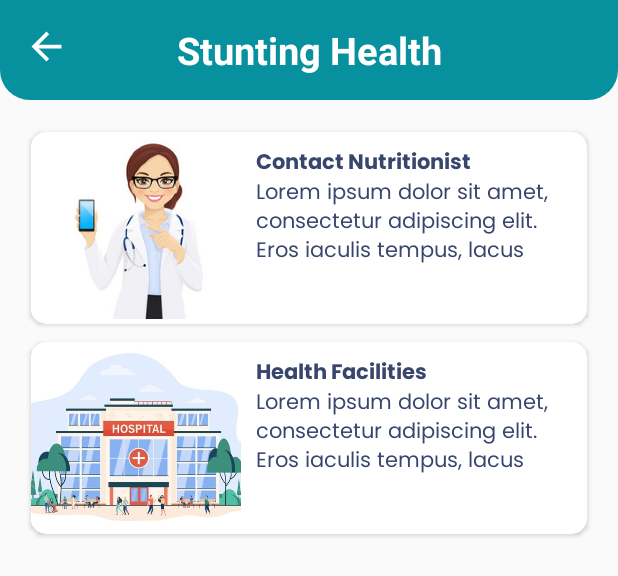
After one commit to fahrurozi/StuntingApp, an Android app: the layout activity_health_status_readmore.xml on its own in the app's theme, with its tools: preview values and no code run, on a phone screen of 412 x 824 dp. The commit adds this screen. Shown: the top 576 px of the screen. Run offline under Robolectric (Android 15) with nearby library versions, the phone set to English and light mode, and no system bars; network calls fail.

Commit message:
add readmore health status
- open fragment stunting mapas

```diff
--- a/app/src/main/AndroidManifest.xml
+++ b/app/src/main/AndroidManifest.xml
@@ -17,6 +17,9 @@
         android:supportsRtl="true"
         android:theme="@style/Theme.SplashScreen"
         android:usesCleartextTraffic="true">
+        <activity
+            android:name="com.stuntech.stunting.ui.health_status.HealthStatusReadMoreActivity"
+            android:exported="false" />
         <activity
             android:name="com.stuntech.stunting.ui.reminderv2.edit.ReminderV2EditActivity"
             android:exported="false" />
--- a/app/src/main/java/com/stuntech/stunting/ui/child/ChildFragment.java
+++ b/app/src/main/java/com/stuntech/stunting/ui/child/ChildFragment.java
@@ -2,6 +2,7 @@ package com.stuntech.stunting.ui.child;
 
 import android.annotation.SuppressLint;
 import android.content.Context;
+import android.content.Intent;
 import android.content.SharedPreferences;
 import android.graphics.Color;
 import android.graphics.drawable.ColorDrawable;
@@ -38,6 +39,7 @@ import com.stuntech.stunting.data.model.child.ResponsePutChild;
 import com.stuntech.stunting.data.model.child.ResponseUpdateChild;
 import com.stuntech.stunting.data.network.ApiEndpoint;
 import com.stuntech.stunting.data.network.ApiService;
+import com.stuntech.stunting.ui.health_status.HealthStatusReadMoreActivity;
 
 import org.json.JSONException;
 import org.json.JSONStringer;
@@ -129,6 +131,14 @@ public class ChildFragment extends Fragment implements ChildInterface {
         adapter.insertDataList(data);
 
         getTrace(childId);
+
+        tvReadmore.setOnClickListener(new View.OnClickListener() {
+            @Override
+            public void onClick(View v) {
+                Intent intent = new Intent(getContext(), HealthStatusReadMoreActivity.class);
+                startActivity(intent);
+            }
+        });
     }
 
     public void initDataBasedYear(Integer childId, Integer catYear){
--- a/app/src/main/java/com/stuntech/stunting/ui/child/management/ChildSelectYearFragment.java
+++ b/app/src/main/java/com/stuntech/stunting/ui/child/management/ChildSelectYearFragment.java
@@ -1,6 +1,7 @@
 package com.stuntech.stunting.ui.child.management;
 
 import android.content.Context;
+import android.content.Intent;
 import android.content.SharedPreferences;
 import android.os.Bundle;
 import android.util.Log;
@@ -28,6 +29,7 @@ import com.stuntech.stunting.data.network.ApiService;
 import com.stuntech.stunting.ui.MainActivity;
 import com.stuntech.stunting.ui.child.ChildFragment;
 import com.google.android.material.floatingactionbutton.FloatingActionButton;
+import com.stuntech.stunting.ui.health_status.HealthStatusReadMoreActivity;
 
 import java.util.ArrayList;
 import java.util.List;
@@ -45,7 +47,7 @@ public class ChildSelectYearFragment extends Fragment {
     private SharedPreferences sharedPref;
 
 
-    public TextView tvName, tvHealthStatus, tvTitleScoreInfo, tvDescScoreInfo;
+    public TextView tvName, tvHealthStatus, tvTitleScoreInfo, tvDescScoreInfo, tvReadmore;
     public CardView cvYear0, cvYear1, cvYear2, cvYear3, cvYear4;
 
     private SpotsDialog spotsDialog;
@@ -69,6 +71,8 @@ public class ChildSelectYearFragment extends Fragment {
         tvHealthStatus = view.findViewById(R.id.tvHealthStatus);
         tvTitleScoreInfo = view.findViewById(R.id.tvTitleScoreInfo);
         tvDescScoreInfo = view.findViewById(R.id.tvDescScoreInfo);
+        tvReadmore = view.findViewById(R.id.tvReadmore);
+
         cvYear0 = view.findViewById(R.id.cvYear0);
         cvYear1 = view.findViewById(R.id.cvYear1);
         cvYear2 = view.findViewById(R.id.cvYear2);
@@ -145,6 +149,14 @@ public class ChildSelectYearFragment extends Fragment {
                 fragmentobj.setArguments(bundle);
                 FragmentManager manager = ((MainActivity)v.getContext()).getSupportFragmentManager();
                 manager.beginTransaction().replace(R.id.flHome, fragmentobj).addToBackStack(null).commit();
+            }
+        });
+
+        tvReadmore.setOnClickListener(new View.OnClickListener() {
+            @Override
+            public void onClick(View v) {
+                Intent intent = new Intent(getContext(), HealthStatusReadMoreActivity.class);
+                startActivity(intent);
             }
         });
 
--- /dev/null
+++ b/app/src/main/java/com/stuntech/stunting/ui/health_status/HealthStatusReadMoreActivity.java
@@ -0,0 +1,54 @@
+package com.stuntech.stunting.ui.health_status;
+
+import android.content.Intent;
+import android.os.Bundle;
+import android.widget.ImageView;
+
+import androidx.appcompat.app.AppCompatActivity;
+import androidx.cardview.widget.CardView;
+import androidx.fragment.app.FragmentManager;
+import androidx.fragment.app.FragmentTransaction;
+
+import com.stuntech.stunting.R;
+import com.stuntech.stunting.ui.MainActivity;
+import com.stuntech.stunting.ui.hello_stunting.HelloStuntingActivity;
+import com.stuntech.stunting.ui.info.StuntingInfoActivity;
+import com.stuntech.stunting.ui.nutrition_info.NutritionInfoActivity;
+import com.stuntech.stunting.ui.stunting_map.StuntingMapActivity;
+
+public class HealthStatusReadMoreActivity extends AppCompatActivity {
+
+    @Override
+    protected void onCreate(Bundle savedInstanceState) {
+        super.onCreate(savedInstanceState);
+        setContentView(R.layout.activity_health_status_readmore);
+        ImageView btnBack = findViewById(R.id.btnBack);
+        btnBack.setOnClickListener(v -> finish());
+
+        CardView btnNutritionist, btnHealthFacilities;
+
+        btnNutritionist = findViewById(R.id.btn_contact_nutritionist);
+        btnHealthFacilities = findViewById(R.id.btn_health_facilities);
+
+        btnNutritionist.setOnClickListener(v -> {
+            startActivity(new Intent(this, HelloStuntingActivity.class));
+        });
+
+//        btnHealthFacilities.setOnClickListener(v -> {
+//            startActivity(new Intent(this, .class));
+//        });
+//        btnHealthFacilities.setOnClickListener(v -> parent.openMenuNav(R.id.nav_child));
+//        open maps fragment onclick
+
+
+//        open fragment
+//        btnNutritionist.setOnClickListener(v ->{
+//            Intent intent = new Intent(getApplicationContext(), MainActivity.class);
+//            startActivity(intent);
+//
+//        });
+
+
+
+    }
+}
--- /dev/null
+++ b/app/src/main/res/layout/activity_health_status_readmore.xml
@@ -0,0 +1,140 @@
+<?xml version="1.0" encoding="utf-8"?>
+<androidx.constraintlayout.widget.ConstraintLayout xmlns:android="http://schemas.android.com/apk/res/android"
+    xmlns:app="http://schemas.android.com/apk/res-auto"
+    xmlns:tools="http://schemas.android.com/tools"
+    android:layout_width="match_parent"
+    android:layout_height="match_parent"
+    tools:context="com.stuntech.stunting.ui.health_status.HealthStatusReadMoreActivity">
+
+    <androidx.constraintlayout.widget.ConstraintLayout
+        android:id="@+id/linearLayout2"
+        android:layout_width="match_parent"
+        android:layout_height="wrap_content"
+        android:background="@drawable/round_top"
+        android:padding="16dp"
+        app:layout_constraintTop_toTopOf="parent">
+
+        <ImageView
+            android:id="@+id/btnBack"
+            android:layout_width="30dp"
+            android:layout_height="30dp"
+            android:src="@drawable/ic_back"
+            app:layout_constraintStart_toStartOf="parent"
+            app:layout_constraintTop_toTopOf="parent" />
+
+        <TextView
+            android:id="@+id/textView"
+            android:layout_width="match_parent"
+            android:layout_height="wrap_content"
+            android:text="@string/title_stunting_health"
+            android:textAlignment="center"
+            android:textColor="@color/white"
+            android:textSize="25sp"
+            android:textStyle="bold"
+            app:layout_constraintTop_toTopOf="parent"
+            tools:layout_editor_absoluteX="16dp" />
+
+
+    </androidx.constraintlayout.widget.ConstraintLayout>
+
+    <LinearLayout
+        android:layout_width="match_parent"
+        android:layout_height="0dp"
+        android:orientation="vertical"
+        android:padding="15dp"
+        app:layout_constraintBottom_toBottomOf="parent"
+        app:layout_constraintTop_toBottomOf="@+id/linearLayout2">
+
+        <androidx.cardview.widget.CardView
+            android:id="@+id/btn_contact_nutritionist"
+            android:layout_width="match_parent"
+            android:layout_height="140dp"
+            app:cardCornerRadius="10dp"
+            app:cardUseCompatPadding="true">
+
+            <LinearLayout
+                android:layout_width="match_parent"
+                android:layout_height="match_parent">
+
+                <ImageView
+                    android:layout_width="140dp"
+                    android:layout_height="match_parent"
+                    android:src="@drawable/nutritionist" />
+
+                <LinearLayout
+                    android:layout_width="fill_parent"
+                    android:layout_height="match_parent"
+                    android:orientation="vertical"
+                    android:padding="10dp">
+
+                    <TextView
+                        android:layout_width="wrap_content"
+                        android:layout_height="wrap_content"
+                        android:fontFamily="@font/bold"
+                        android:includeFontPadding="false"
+                        android:text="@string/contact_nutritionist"
+                        android:textColor="@color/teks" />
+
+
+                    <TextView
+                        android:layout_width="wrap_content"
+                        android:layout_height="wrap_content"
+                        android:fontFamily="@font/regular"
+                        android:maxLines="3"
+                        android:text="@string/foo"
+                        android:textColor="@color/teks" />
+
+                </LinearLayout>
+
+            </LinearLayout>
+
+        </androidx.cardview.widget.CardView>
+
+
+        <androidx.cardview.widget.CardView
+            android:id="@+id/btn_health_facilities"
+            android:layout_width="match_parent"
+            android:layout_height="140dp"
+            app:cardCornerRadius="10dp"
+            app:cardUseCompatPadding="true">
+
+            <LinearLayout
+                android:layout_width="match_parent"
+                android:layout_height="match_parent">
+
+                <ImageView
+                    android:layout_width="140dp"
+                    android:layout_height="match_parent"
+                    android:src="@drawable/health_facilities" />
+
+                <LinearLayout
+                    android:layout_width="fill_parent"
+                    android:layout_height="match_parent"
+                    android:orientation="vertical"
+                    android:padding="10dp">
+
+                    <TextView
+                        android:layout_width="wrap_content"
+                        android:layout_height="wrap_content"
+                        android:fontFamily="@font/bold"
+                        android:includeFontPadding="false"
+                        android:text="@string/health_facilities"
+                        android:textColor="@color/teks" />
+
+
+                    <TextView
+                        android:layout_width="wrap_content"
+                        android:layout_height="wrap_content"
+                        android:fontFamily="@font/regular"
+                        android:maxLines="3"
+                        android:text="@string/foo"
+                        android:textColor="@color/teks" />
+
+                </LinearLayout>
+
+            </LinearLayout>
+
+        </androidx.cardview.widget.CardView>
+
+    </LinearLayout>
+</androidx.constraintlayout.widget.ConstraintLayout>
--- a/app/src/main/res/layout/list_info.xml
+++ b/app/src/main/res/layout/list_info.xml
@@ -53,6 +53,7 @@
                     android:visibility="visible" />
 
                 <TextView
+                    android:visibility="gone"
                     android:id="@+id/tv_subtitle"
                     android:layout_width="match_parent"
                     android:layout_height="58dp"
--- a/app/src/main/res/values/strings.xml
+++ b/app/src/main/res/values/strings.xml
@@ -45,6 +45,8 @@
     <string name="carbo">Carbohidrat</string>
     <string name="fat">Fat</string>
     <string name="select_level">Select Level</string>
+    <string name="contact_nutritionist">Contact Nutritionist</string>
+    <string name="health_facilities">Health Facilities</string>
 
 
     <string name="dropdown_jenis_kelamin" translatable="false">Jenis Kelamin</string>
@@ -60,8 +62,8 @@
     <string name="previous" translatable="false">Previous</string>
 
     <string name="hello_first_fragment" translatable="false">Hello first fragment</string>
-    <string name="hello_second_fragment">Hello second fragment. Arg: %1$s</string>
-    <string name="title_repeat">Repeat</string>
-    <string name="title_notes">Notes</string>
+    <string name="hello_second_fragment" translatable="false">Hello second fragment. Arg: %1$s</string>
+    <string name="title_repeat" translatable="false">Repeat</string>
+    <string name="title_notes" translatable="false">Notes</string>
 
 </resources>
```
Also changed, not shown: app/src/main/res/drawable/health_facilities.png (added), app/src/main/res/drawable/nutritionist.png (added), 1 other file.
